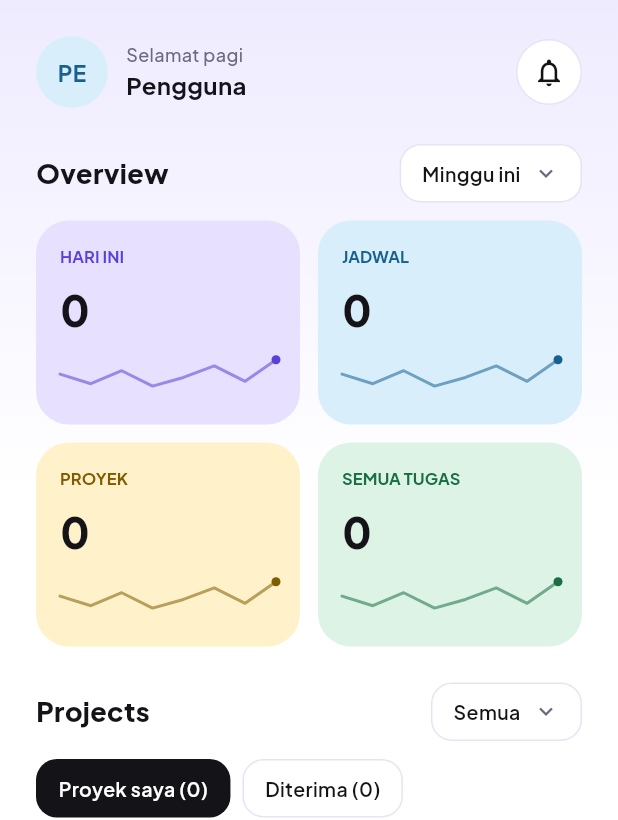
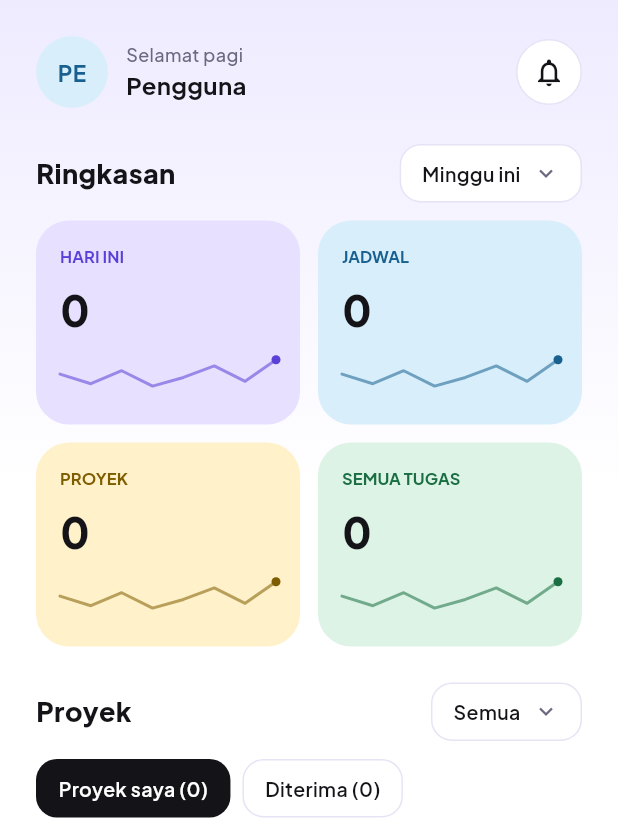
Before and after one commit to Athif24/MyProject, a Flutter app: the screen it shows after launch, on a phone screen of 412 x 824 dp. Shown: the top 820 px of the screen. Run offline on Flutter 3.47's test engine with Material 3 defaults, Android fonts, the phone set to English and light mode, and no system bars; our stand-ins replace drift, drift_flutter, equatable, flutter_bloc, get_it, go_router; accounts and stored records are empty; generated files the repository leaves out were written again.

Commit message:
refactor: sesuaikan teks UI dengan EYD

```diff
--- a/SyncDaily/lib/core/strings/app_strings.dart
+++ b/SyncDaily/lib/core/strings/app_strings.dart
@@ -11,10 +11,18 @@ class AppStrings {
   static const String greetingEvening = 'Selamat sore';
   static const String greetingNight = 'Selamat malam';
 
+  // Label navigasi bawah dan judul halaman (dipakai bersama).
+  static const String screenHome = 'Beranda';
+  static const String screenChat = 'Pesan';
+  static const String screenNotes = 'Catatan';
+  static const String screenCalendar = 'Kalender';
+  static const String navClose = 'Tutup';
+  static const String unreadIndicator = 'Belum dibaca';
+
   // Beranda: header dan judul seksi.
   static const String notifications = 'Notifikasi';
-  static const String overview = 'Overview';
-  static const String projects = 'Projects';
+  static const String overview = 'Ringkasan';
+  static const String projects = 'Proyek';
   static const String filterPeriod = 'Filter periode';
   static const String filterProjectTime = 'Filter waktu proyek';
 
@@ -41,15 +49,15 @@ class AppStrings {
 
   // Kartu proyek.
   static const String projectMenu = 'Menu proyek';
-  static const String edit = 'Edit';
+  static const String edit = 'Ubah';
   static const String delete = 'Hapus';
   static const String cancel = 'Batal';
 
-  /// Contoh: `3 Task`.
-  static String taskCount(int count) => '$count Task';
+  /// Contoh: `3 Tugas`.
+  static String taskCount(int count) => '$count Tugas';
 
-  /// Contoh: `2 Sub-task`.
-  static String subtaskCount(int count) => '$count Sub-task';
+  /// Contoh: `2 Subtugas`.
+  static String subtaskCount(int count) => '$count Subtugas';
 
   // Keadaan kosong.
   static const String noProjects = 'Belum ada proyek';
@@ -88,7 +96,7 @@ class AppStrings {
   static const String description = 'Deskripsi';
   static const String priority = 'Prioritas';
   static const String project = 'Proyek';
-  static const String subtask = 'Sub-tugas';
+  static const String subtask = 'Subtugas';
   static const String recurrence = 'Pengulangan';
   static const String reminderLabel = 'Pengingat';
   static const String allDay = 'Sepanjang hari';
@@ -98,12 +106,13 @@ class AppStrings {
   static const String dueDate = 'Tenggat';
   static const String dueTarget = 'Target';
   static const String noProject = 'Tanpa proyek';
-  static const String addSubtask = 'Tambah sub-tugas';
+  static const String addSubtask = 'Tambah subtugas';
   static const String titleRequired = 'Judul wajib diisi';
   static const String startRequired = 'Waktu mulai wajib diisi';
   static const String endRequired = 'Waktu selesai wajib diisi';
   static const String dueRequired = 'Tenggat wajib diisi';
-  static const String endBeforeStart = 'Waktu selesai tidak boleh sebelum mulai';
+  static const String endBeforeStart =
+      'Waktu selesai tidak boleh sebelum waktu mulai';
   static const String none = 'Tidak';
   static const String daily = 'Harian';
   static const String weekly = 'Mingguan';
@@ -115,8 +124,8 @@ class AppStrings {
   static const String priorityLow = 'Rendah';
   static const String priorityMedium = 'Sedang';
   static const String priorityHigh = 'Tinggi';
-  static const String removeSubtask = 'Hapus sub-tugas';
-  static const String editSubtask = 'Ubah sub-tugas';
+  static const String removeSubtask = 'Hapus subtugas';
+  static const String editSubtask = 'Ubah subtugas';
   static const String pickDate = 'Pilih tanggal';
   static const String pickTime = 'Pilih waktu';
   static const String unsavedTitle = 'Buang perubahan?';
@@ -125,8 +134,8 @@ class AppStrings {
   static const String discard = 'Buang';
 
   // Daftar tugas sementara (F4b) dan layar detail.
-  static const String taskListToday = 'Hari ini';
-  static const String taskListAll = 'Semua tugas';
+  static const String taskListToday = 'Hari Ini';
+  static const String taskListAll = 'Semua Tugas';
   static const String back = 'Kembali';
   static const String noTasksToday = 'Belum ada item hari ini';
   static const String noTasksTodayDescription =
@@ -149,13 +158,13 @@ class AppStrings {
   static const String noDescription = 'Tanpa deskripsi';
   static const String noReminder = 'Tanpa pengingat';
   static const String noRecurrence = 'Tidak berulang';
-  static const String noSubtasks = 'Tidak ada sub-tugas';
+  static const String noSubtasks = 'Tidak ada subtugas';
   static const String yearly = 'Tahunan';
   static const String deleteTaskTitle = 'Hapus tugas?';
 
-  /// Contoh: `"Beli buku" beserta sub-tugasnya akan dihapus.`
+  /// Contoh: `"Beli buku" beserta subtugasnya akan dihapus.`
   static String deleteTaskBody(String title) =>
-      '"$title" beserta sub-tugasnya akan dihapus.';
+      '"$title" beserta subtugasnya akan dihapus.';
   static const String taskDeleted = 'Tugas dihapus';
   static const String undo = 'Urungkan';
 
--- a/SyncDaily/lib/core/widgets/app_bottom_nav.dart
+++ b/SyncDaily/lib/core/widgets/app_bottom_nav.dart
@@ -1,4 +1,5 @@
 import 'package:flutter/material.dart';
+import 'package:sync_daily/core/strings/app_strings.dart';
 import 'package:sync_daily/core/theme/app_colors.dart';
 import 'package:sync_daily/core/theme/app_gradients.dart';
 import 'package:sync_daily/core/theme/app_icons.dart';
@@ -36,13 +37,13 @@ class AppBottomNav extends StatelessWidget {
                 icon: AppIcons.home,
                 isActive: currentIndex == 0,
                 onTap: () => onTap(0),
-                label: 'Beranda',
+                label: AppStrings.screenHome,
               ),
               _NavItem(
                 icon: AppIcons.chat,
                 isActive: currentIndex == 1,
                 onTap: () => onTap(1),
-                label: 'Pesan',
+                label: AppStrings.screenChat,
               ),
               _CenterFab(
                 isOpen: isOpen,
@@ -52,13 +53,13 @@ class AppBottomNav extends StatelessWidget {
                 icon: AppIcons.notes,
                 isActive: currentIndex == 2,
                 onTap: () => onTap(2),
-                label: 'Catatan',
+                label: AppStrings.screenNotes,
               ),
               _NavItem(
                 icon: AppIcons.calendar,
                 isActive: currentIndex == 3,
                 onTap: () => onTap(3),
-                label: 'Kalender',
+                label: AppStrings.screenCalendar,
               ),
             ],
           ),
@@ -124,7 +125,7 @@ class _CenterFab extends StatelessWidget {
   Widget build(BuildContext context) {
     return Semantics(
       button: true,
-      label: isOpen ? 'Tutup' : 'Buat baru',
+      label: isOpen ? AppStrings.navClose : AppStrings.newItem,
       child: GestureDetector(
         onTap: onTap,
         behavior: HitTestBehavior.opaque,
--- a/SyncDaily/lib/core/widgets/unread_dot.dart
+++ b/SyncDaily/lib/core/widgets/unread_dot.dart
@@ -1,4 +1,5 @@
 import 'package:flutter/material.dart';
+import 'package:sync_daily/core/strings/app_strings.dart';
 import 'package:sync_daily/core/theme/app_colors.dart';
 import 'package:sync_daily/core/theme/app_sizes.dart';
 
@@ -10,7 +11,7 @@ class UnreadDot extends StatelessWidget {
   @override
   Widget build(BuildContext context) {
     return Semantics(
-      label: 'Belum dibaca',
+      label: AppStrings.unreadIndicator,
       child: Container(
         height: size,
         width: size,
--- a/SyncDaily/lib/features/calendar/presentation/pages/calendar_page.dart
+++ b/SyncDaily/lib/features/calendar/presentation/pages/calendar_page.dart
@@ -1,4 +1,5 @@
 import 'package:flutter/material.dart';
+import 'package:sync_daily/core/strings/app_strings.dart';
 import 'package:sync_daily/core/widgets/latar_layar.dart';
 
 class CalendarPage extends StatelessWidget {
@@ -13,7 +14,7 @@ class CalendarPage extends StatelessWidget {
             padding: const EdgeInsets.symmetric(horizontal: 24),
             child: Center(
               child: Text(
-                'Kalender',
+                AppStrings.screenCalendar,
                 style: Theme.of(context).textTheme.displayMedium,
               ),
             ),
--- a/SyncDaily/lib/features/chat/presentation/pages/chat_page.dart
+++ b/SyncDaily/lib/features/chat/presentation/pages/chat_page.dart
@@ -1,4 +1,5 @@
 import 'package:flutter/material.dart';
+import 'package:sync_daily/core/strings/app_strings.dart';
 import 'package:sync_daily/core/widgets/latar_layar.dart';
 
 class ChatPage extends StatelessWidget {
@@ -13,7 +14,7 @@ class ChatPage extends StatelessWidget {
             padding: const EdgeInsets.symmetric(horizontal: 24),
             child: Center(
               child: Text(
-                'Pesan',
+                AppStrings.screenChat,
                 style: Theme.of(context).textTheme.displayMedium,
               ),
             ),
--- a/SyncDaily/lib/features/notes/presentation/pages/notes_page.dart
+++ b/SyncDaily/lib/features/notes/presentation/pages/notes_page.dart
@@ -1,4 +1,5 @@
 import 'package:flutter/material.dart';
+import 'package:sync_daily/core/strings/app_strings.dart';
 import 'package:sync_daily/core/widgets/latar_layar.dart';
 
 class NotesPage extends StatelessWidget {
@@ -13,7 +14,7 @@ class NotesPage extends StatelessWidget {
             padding: const EdgeInsets.symmetric(horizontal: 24),
             child: Center(
               child: Text(
-                'Catatan',
+                AppStrings.screenNotes,
                 style: Theme.of(context).textTheme.displayMedium,
               ),
             ),
```
Also changed, not shown: 5 other files.
